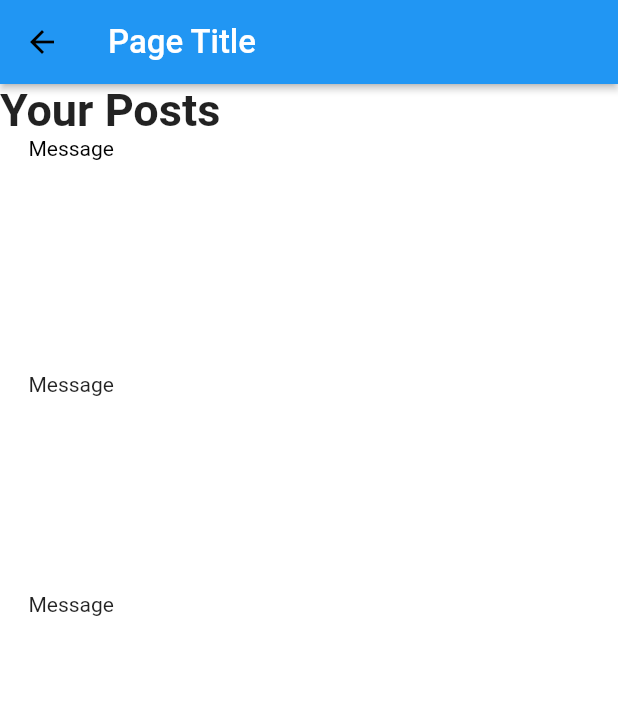
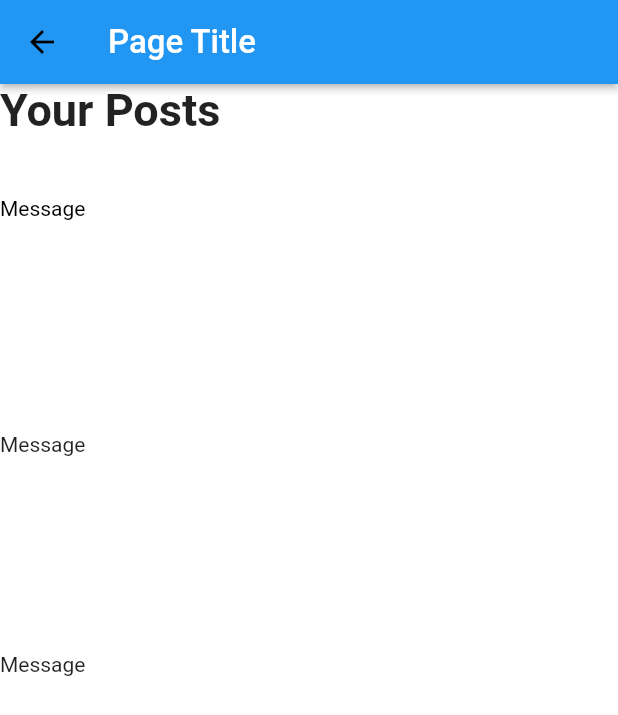
Before and after one commit to abdissa-png/Evolve-startup-incubator, a Flutter app: the NotificationsWidget screen opened directly, on a phone screen of 412 x 824 dp. Shown: the top 715 px of the screen. Run offline on Flutter 3.47's test engine with Material 2 defaults, Android fonts, the phone set to English and light mode, and no system bars; Roboto replaces fonts that are missing (Poppins).

Commit message:
Update notification.dart

```diff
--- a/lib/startup/screens/notification.dart
+++ b/lib/startup/screens/notification.dart
@@ -1,6 +1,13 @@
 import 'package:flutter/material.dart';
 
 import '../models/notificationCopyModel.dart';
+
+class NotificationsWidget extends StatefulWidget {
+  const NotificationsWidget({Key? key}) : super(key: key);
+
+  @override
+  _NotificationsWidgetState createState() => _NotificationsWidgetState();
+}
 
 class NotificationsWidget extends StatefulWidget {
   const NotificationsWidget({Key? key}) : super(key: key);
@@ -57,6 +64,7 @@ class _NotificationsWidgetState extends State<NotificationsWidget> {
         child: SingleChildScrollView(
           child: Column(
             mainAxisSize: MainAxisSize.max,
+            crossAxisAlignment: CrossAxisAlignment.start,
             children: [
               Row(
                 mainAxisSize: MainAxisSize.max,
@@ -70,6 +78,7 @@ class _NotificationsWidgetState extends State<NotificationsWidget> {
                   ),
                 ],
               ),
+              SizedBox(height: 40,),
               Padding(
                 padding: EdgeInsetsDirectional.fromSTEB(0, 0, 0, 10),
                 child: Container(
```
